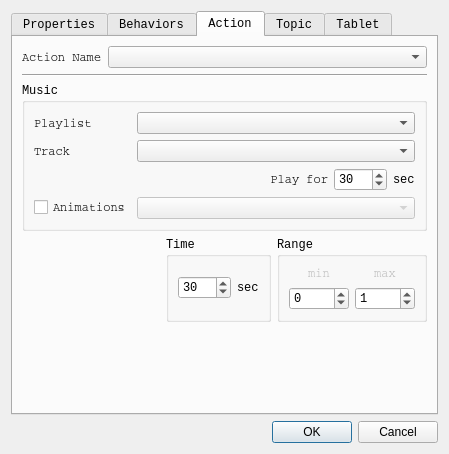
Before: the Qt Designer form interaction_manager/ui/editblockdialog.ui in ES-TUDelft/interaction-design-tool-ir, drawn with Qt 5.
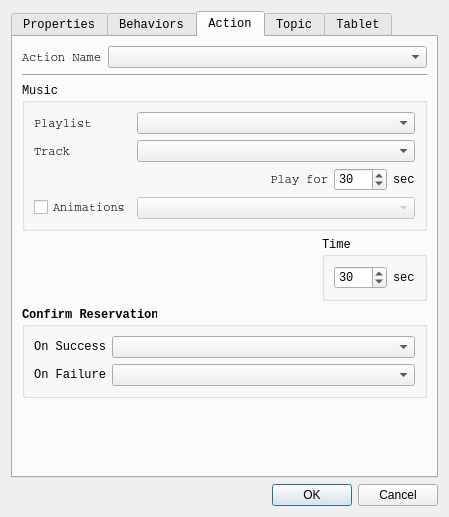
After: the same form once the commit is applied. The open tabs and pages were chosen to show the change.

The edit to the form file:
```diff
--- a/interaction_manager/ui/editblockdialog.ui
+++ b/interaction_manager/ui/editblockdialog.ui
@@ -7,7 +7,7 @@
     <x>0</x>
     <y>0</y>
     <width>449</width>
-    <height>454</height>
+    <height>517</height>
    </rect>
   </property>
   <property name="sizePolicy">
@@ -290,17 +290,17 @@
       <attribute name="title">
        <string>Action</string>
       </attribute>
-      <layout class="QGridLayout" name="gridLayout_8">
+      <layout class="QGridLayout" name="gridLayout_31">
        <item row="0" column="0">
         <layout class="QGridLayout" name="gridLayout_30">
-         <item row="3" column="0">
-          <spacer name="horizontalSpacer_3">
+         <item row="5" column="2">
+          <spacer name="verticalSpacer_6">
            <property name="orientation">
-            <enum>Qt::Horizontal</enum>
+            <enum>Qt::Vertical</enum>
            </property>
            <property name="sizeHint" stdset="0">
             <size>
-             <width>40</width>
+             <width>20</width>
              <height>20</height>
             </size>
            </property>
@@ -432,7 +432,54 @@
            </layout>
           </widget>
          </item>
-         <item row="3" column="1">
+         <item row="1" column="0" colspan="3">
+          <widget class="Line" name="line_3">
+           <property name="orientation">
+            <enum>Qt::Horizontal</enum>
+           </property>
+          </widget>
+         </item>
+         <item row="3" column="0">
+          <spacer name="horizontalSpacer_3">
+           <property name="orientation">
+            <enum>Qt::Horizontal</enum>
+           </property>
+           <property name="sizeHint" stdset="0">
+            <size>
+             <width>40</width>
+             <height>20</height>
+            </size>
+           </property>
+          </spacer>
+         </item>
+         <item row="0" column="0" colspan="3">
+          <layout class="QGridLayout" name="gridLayout_17">
+           <item row="0" column="1">
+            <widget class="QComboBox" name="actionComboBox"/>
+           </item>
+           <item row="0" column="0">
+            <widget class="QLabel" name="label_16">
+             <property name="sizePolicy">
+              <sizepolicy hsizetype="Fixed" vsizetype="Preferred">
+               <horstretch>0</horstretch>
+               <verstretch>0</verstretch>
+              </sizepolicy>
+             </property>
+             <property name="font">
+              <font>
+               <family>Courier</family>
+               <weight>50</weight>
+               <bold>false</bold>
+              </font>
+             </property>
+             <property name="text">
+              <string>Action Name</string>
+             </property>
+            </widget>
+           </item>
+          </layout>
+         </item>
+         <item row="3" column="1" colspan="2">
           <widget class="QGroupBox" name="timeGroupBox">
            <property name="title">
             <string>Time</string>
@@ -461,127 +508,74 @@
            </layout>
           </widget>
          </item>
-         <item row="4" column="2">
-          <spacer name="verticalSpacer_4">
-           <property name="orientation">
-            <enum>Qt::Vertical</enum>
+         <item row="4" column="0" colspan="3">
+          <widget class="QGroupBox" name="reservationsGroupBox">
+           <property name="font">
+            <font>
+             <family>Courier New</family>
+             <weight>75</weight>
+             <bold>true</bold>
+            </font>
            </property>
-           <property name="sizeHint" stdset="0">
-            <size>
-             <width>20</width>
-             <height>40</height>
-            </size>
-           </property>
-          </spacer>
-         </item>
-         <item row="1" column="0" colspan="3">
-          <widget class="Line" name="line_3">
-           <property name="orientation">
-            <enum>Qt::Horizontal</enum>
-           </property>
-          </widget>
-         </item>
-         <item row="0" column="0" colspan="3">
-          <layout class="QGridLayout" name="gridLayout_17">
-           <item row="0" column="1">
-            <widget class="QComboBox" name="actionComboBox"/>
-           </item>
-           <item row="0" column="0">
-            <widget class="QLabel" name="label_16">
-             <property name="sizePolicy">
-              <sizepolicy hsizetype="Fixed" vsizetype="Preferred">
-               <horstretch>0</horstretch>
-               <verstretch>0</verstretch>
-              </sizepolicy>
-             </property>
-             <property name="font">
-              <font>
-               <family>Courier</family>
-               <weight>50</weight>
-               <bold>false</bold>
-              </font>
-             </property>
-             <property name="text">
-              <string>Action Name</string>
-             </property>
-            </widget>
-           </item>
-          </layout>
-         </item>
-         <item row="3" column="2">
-          <widget class="QGroupBox" name="rangeGroupBox">
            <property name="title">
-            <string>Range</string>
+            <string>Confirm Reservation</string>
            </property>
-           <layout class="QGridLayout" name="gridLayout_27">
-            <item row="1" column="0">
-             <widget class="QSpinBox" name="rangeMinSpinBox">
-              <property name="enabled">
-               <bool>true</bool>
-              </property>
-              <property name="minimum">
-               <number>-250</number>
-              </property>
-              <property name="maximum">
-               <number>249</number>
-              </property>
-             </widget>
-            </item>
-            <item row="1" column="1">
-             <widget class="QSpinBox" name="rangeMaxSpinBox">
-              <property name="enabled">
-               <bool>true</bool>
-              </property>
-              <property name="minimum">
-               <number>-249</number>
-              </property>
-              <property name="maximum">
-               <number>250</number>
-              </property>
-              <property name="value">
-               <number>1</number>
-              </property>
-             </widget>
-            </item>
-            <item row="0" column="1">
-             <widget class="QLabel" name="label_25">
-              <property name="enabled">
-               <bool>false</bool>
-              </property>
-              <property name="font">
-               <font>
-                <family>Courier</family>
-                <weight>50</weight>
-                <bold>false</bold>
-               </font>
-              </property>
-              <property name="text">
-               <string>max</string>
-              </property>
-              <property name="alignment">
-               <set>Qt::AlignCenter</set>
-              </property>
-             </widget>
-            </item>
+           <layout class="QGridLayout" name="gridLayout_8">
             <item row="0" column="0">
-             <widget class="QLabel" name="label_26">
-              <property name="enabled">
-               <bool>false</bool>
-              </property>
-              <property name="font">
-               <font>
-                <family>Courier</family>
-                <weight>50</weight>
-                <bold>false</bold>
-               </font>
-              </property>
-              <property name="text">
-               <string>min</string>
-              </property>
-              <property name="alignment">
-               <set>Qt::AlignCenter</set>
-              </property>
-             </widget>
+             <layout class="QGridLayout" name="gridLayout_18">
+              <item row="1" column="0">
+               <widget class="QLabel" name="label_23">
+                <property name="sizePolicy">
+                 <sizepolicy hsizetype="Fixed" vsizetype="Preferred">
+                  <horstretch>0</horstretch>
+                  <verstretch>0</verstretch>
+                 </sizepolicy>
+                </property>
+                <property name="font">
+                 <font>
+                  <family>Courier New</family>
+                  <weight>50</weight>
+                  <bold>false</bold>
+                 </font>
+                </property>
+                <property name="text">
+                 <string>On Failure</string>
+                </property>
+                <property name="alignment">
+                 <set>Qt::AlignRight|Qt::AlignTrailing|Qt::AlignVCenter</set>
+                </property>
+               </widget>
+              </item>
+              <item row="0" column="0">
+               <widget class="QLabel" name="label_17">
+                <property name="sizePolicy">
+                 <sizepolicy hsizetype="Fixed" vsizetype="Preferred">
+                  <horstretch>0</horstretch>
+                  <verstretch>0</verstretch>
+                 </sizepolicy>
+                </property>
+                <property name="font">
+                 <font>
+                  <family>Courier New</family>
+                  <weight>50</weight>
+                  <bold>false</bold>
+                 </font>
+                </property>
+                <property name="text">
+                 <string>On Success</string>
+                </property>
+                <property name="alignment">
+                 <set>Qt::AlignRight|Qt::AlignTrailing|Qt::AlignVCenter</set>
+                </property>
+               </widget>
+              </item>
+              <item row="1" column="1">
+               <widget class="QComboBox" name="failureReservationGoToComboBox"/>
+              </item>
+              <item row="0" column="1">
+               <widget class="QComboBox" name="successReservationGoToComboBox"/>
+              </item>
+             </layout>
             </item>
            </layout>
           </widget>
```
